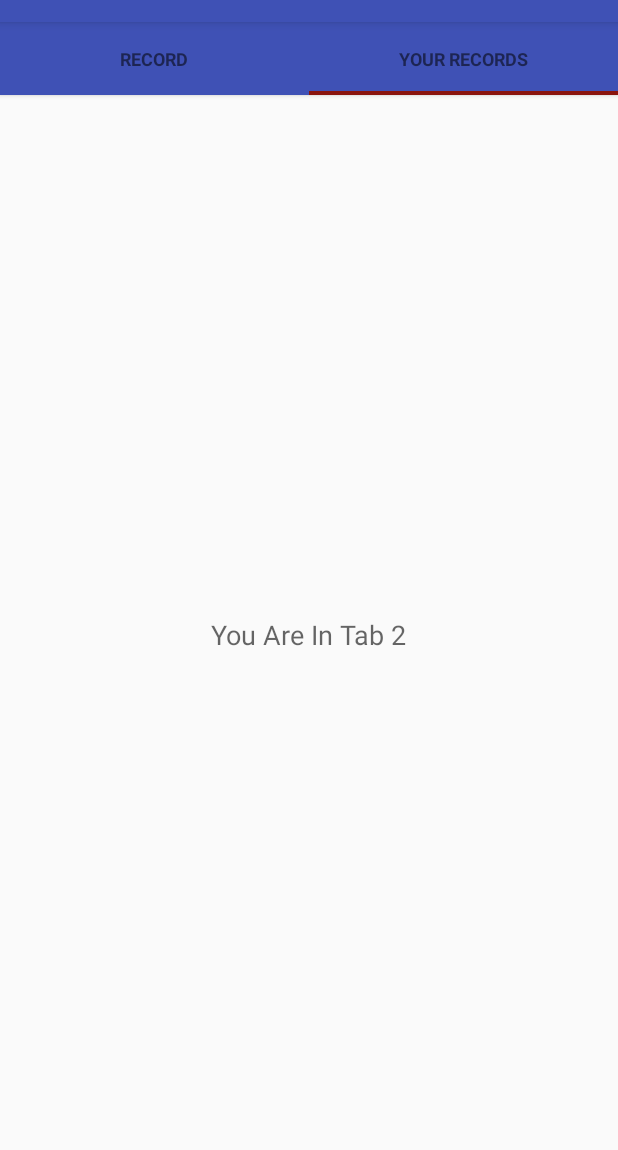
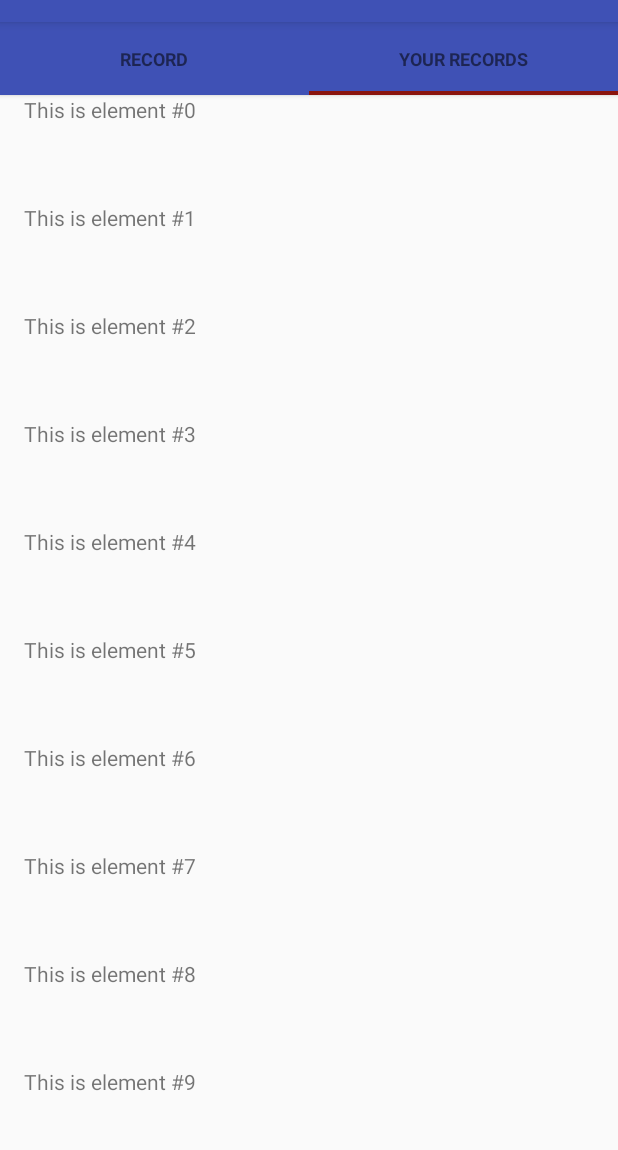
Before and after one commit to aschluenz/volalizer_app, an Android app: the screen it shows after launch (MainActivity), after a tap on "YOUR RECORDS", on a phone screen of 412 x 824 dp, the part 62-1212 px from its top. Run offline under Robolectric (Android 15) with nearby library versions, the phone set to English and light mode, and no system bars.

Commit message:
added basic list functionality without data

```diff
--- a/app/src/main/AndroidManifest.xml
+++ b/app/src/main/AndroidManifest.xml
@@ -9,7 +9,7 @@
 
     <application
         android:allowBackup="true"
-        android:icon="@mipmap/ic_launcher"
+        android:icon="@mipmap/vol_logo"
         android:label="@string/app_name"
         android:supportsRtl="true"
         android:theme="@style/AppTheme">
--- a/app/src/main/java/volalizer/volalizer/fragments/RecordFragment.java
+++ b/app/src/main/java/volalizer/volalizer/fragments/RecordFragment.java
@@ -8,12 +8,15 @@ import android.os.Bundle;
 import android.os.Environment;
 import android.support.annotation.Nullable;
 import android.support.v4.app.Fragment;
+import android.support.v7.widget.SwitchCompat;
 import android.util.Log;
 import android.view.LayoutInflater;
 import android.view.View;
 import android.view.ViewGroup;
 import android.widget.Button;
+import android.widget.ImageButton;
 import android.widget.LinearLayout;
+import android.widget.Toast;
 
 import java.io.IOException;
 
@@ -22,13 +25,18 @@ import volalizer.volalizer.R;
 /**
  * Created by andyschlunz on 11.06.16.
  */
-public class RecordFragment extends Fragment {
+public class RecordFragment extends Fragment implements View.OnClickListener {
 
     private static String m_fileName = null;
+
+    private SwitchCompat indoorSwitch;
+
     private RecordButton mRecordbutton = null;
     private MediaRecorder mMediaRecorder = null;
     private PlayButton mPlayButton = null;
     private MediaPlayer mMediaPlayer = null;
+
+    private ImageButton recBtn;
 
 
     @Override
@@ -42,6 +50,12 @@ public class RecordFragment extends Fragment {
         ll.addView(mPlayButton, new LinearLayout.LayoutParams(ViewGroup.LayoutParams.WRAP_CONTENT,ViewGroup.LayoutParams.WRAP_CONTENT,0));
         getActivity().setContentView(ll);
         */
+
+        recBtn = (ImageButton) v.findViewById(R.id.btn_play);
+        recBtn.setOnClickListener(this);
+
+        indoorSwitch = (SwitchCompat) v.findViewById(R.id.switch_indoor);
+        //indoorSwitch.setOnClickListener(this);
         return v;
     }
 
@@ -103,6 +117,12 @@ public class RecordFragment extends Fragment {
         mMediaRecorder.start();
     }
 
+    @Override
+    public void onClick(View v) {
+        Toast.makeText(this.getActivity(),
+                "Eh Basti!", Toast.LENGTH_LONG).show();
+    }
+
     class RecordButton extends Button {
 
         public boolean mStartRecording = true;
--- a/app/src/main/java/volalizer/volalizer/fragments/RecordedListFragment.java
+++ b/app/src/main/java/volalizer/volalizer/fragments/RecordedListFragment.java
@@ -3,21 +3,75 @@ package volalizer.volalizer.fragments;
 import android.os.Bundle;
 import android.support.annotation.Nullable;
 import android.support.v4.app.Fragment;
+import android.support.v7.widget.LinearLayoutManager;
+import android.support.v7.widget.RecyclerView;
 import android.view.LayoutInflater;
 import android.view.View;
 import android.view.ViewGroup;
 
 import volalizer.volalizer.R;
+import volalizer.volalizer.managers.ListAdapter;
 
 /**
  * Created by andyschlunz on 11.06.16.
  */
 public class RecordedListFragment extends Fragment {
 
+    private static final String KEY_LAYOUT_MANAGER = "layoutManager";
+
+    protected RecyclerView mRecyclerView;
+
+    protected RecyclerView.LayoutManager mLayoutManager;
+
+    protected ListAdapter mAdapter;
+
+    protected String[] mDataset;
+    private static final int DATASET_COUNT = 60;
+
+    @Override
+    public void onCreate(@Nullable Bundle savedInstanceState) {
+        super.onCreate(savedInstanceState);
+
+        initDataset();
+    }
+
     @Override
     public View onCreateView(LayoutInflater inflater, @Nullable ViewGroup container, @Nullable Bundle savedInstanceState) {
-        View v =inflater.inflate(R.layout.tab_recordedlist,container,false);
-        return v;
+        View rootView = inflater.inflate(R.layout.tab_recordedlist, container, false);
+
+        mRecyclerView = (RecyclerView) rootView.findViewById(R.id.recyclerView);
+
+        mLayoutManager = new LinearLayoutManager(getActivity());
+
+
+
+        int scrollPosition = 0;
+
+        if (mRecyclerView.getLayoutManager() != null) {
+            scrollPosition = ((LinearLayoutManager) mRecyclerView.getLayoutManager())
+                    .findFirstCompletelyVisibleItemPosition();
+        }
+
+        mLayoutManager = new LinearLayoutManager(getActivity());
+       // mCurrentLayoutManagerType = LayoutManagerType.LINEAR_LAYOUT_MANAGER;
+        mRecyclerView.setLayoutManager(mLayoutManager);
+        mRecyclerView.scrollToPosition(scrollPosition);
+
+
+        mAdapter = new ListAdapter(mDataset);
+        // Set CustomAdapter as the adapter for RecyclerView.
+        mRecyclerView.setAdapter(mAdapter);
+
+
+
+        return rootView;
     }
 
+    private void initDataset() {
+        mDataset = new String[DATASET_COUNT];
+        for (int i = 0; i < DATASET_COUNT; i++) {
+            mDataset[i] = "This is element #" + i;
+        }
+
+    }
 }
--- /dev/null
+++ b/app/src/main/java/volalizer/volalizer/managers/ListAdapter.java
@@ -0,0 +1,66 @@
+package volalizer.volalizer.managers;
+
+import android.support.v7.widget.RecyclerView;
+import android.util.Log;
+import android.view.LayoutInflater;
+import android.view.View;
+import android.view.ViewGroup;
+import android.widget.TextView;
+
+import volalizer.volalizer.R;
+
+/**
+ * Created by andyschlunz on 19.06.16.
+ */
+public class ListAdapter extends RecyclerView.Adapter<ListAdapter.ViewHolder> {
+
+    private static final String TAG = "ListAdapter";
+
+    private String[] mDataSet;
+
+    @Override
+    public ViewHolder onCreateViewHolder(ViewGroup parent, int viewType) {
+        View view = LayoutInflater.from(parent.getContext()).inflate(R.layout.record_list_item, parent,false);
+
+        return new ViewHolder(view);
+
+    }
+
+    @Override
+    public void onBindViewHolder(ViewHolder holder, int position) {
+        Log.d(TAG, "Element " + position + " set.");
+        holder.getTextView().setText(mDataSet[position]);
+    }
+
+    @Override
+    public int getItemCount() {
+        return mDataSet.length;
+    }
+
+
+    public static class ViewHolder extends RecyclerView.ViewHolder{
+        private final TextView textView;
+
+
+        public ViewHolder(View itemView) {
+            super(itemView);
+
+            itemView.setOnClickListener(new View.OnClickListener(){
+
+                @Override
+                public void onClick(View v) {
+                    Log.d(TAG, "Element " + getAdapterPosition() + " clicked.");
+
+                }
+            });
+            textView = (TextView) itemView.findViewById(R.id.textView);
+        }
+        public TextView getTextView() {
+            return textView;
+        }
+    }
+
+    public ListAdapter(String[] dataSet) {
+        mDataSet = dataSet;
+    }
+}
--- a/app/src/main/res/drawable/launchscreen.xml
+++ b/app/src/main/res/drawable/launchscreen.xml
@@ -2,11 +2,10 @@
 <layer-list xmlns:android="http://schemas.android.com/apk/res/android">
     <item
         android:drawable="@color/colorPrimaryDark"/>
-
     <item>
         <bitmap
             android:gravity="center"
-            android:src="@mipmap/ic_launcher"/>
+            android:src="@mipmap/vol_logo"/>
     </item>
 
 </layer-list>
--- /dev/null
+++ b/app/src/main/res/layout/record_list_item.xml
@@ -0,0 +1,15 @@
+<?xml version="1.0" encoding="utf-8"?>
+<FrameLayout xmlns:android="http://schemas.android.com/apk/res/android"
+    android:layout_width="match_parent"
+    android:layout_height="@dimen/list_item_height"
+    android:layout_marginLeft="@dimen/margin_medium"
+    android:layout_marginRight="@dimen/margin_medium"
+    android:gravity="center_vertical">>
+
+
+    <TextView
+        android:id="@+id/textView"
+        android:layout_width="wrap_content"
+        android:layout_height="wrap_content"
+        android:text="test"/>
+</FrameLayout>
--- a/app/src/main/res/layout/tab_record.xml
+++ b/app/src/main/res/layout/tab_record.xml
@@ -8,7 +8,12 @@
         android:layout_width="wrap_content"
         android:layout_height="wrap_content"
         android:layout_centerVertical="true"
-        android:layout_centerHorizontal="true"/>
+        android:scaleType="fitCenter"
+        android:padding="150px"
+        android:layout_centerHorizontal="true"
+        android:src="@drawable/record_button"
+        android:background="?android:attr/selectableItemBackground"
+        />
 
     <RelativeLayout
         android:id="@+id/switchLayout"
--- a/app/src/main/res/layout/tab_recordedlist.xml
+++ b/app/src/main/res/layout/tab_recordedlist.xml
@@ -1,15 +1,10 @@
-<RelativeLayout xmlns:android="http://schemas.android.com/apk/res/android"
+<LinearLayout xmlns:android="http://schemas.android.com/apk/res/android"
     android:layout_width="match_parent"
-    android:layout_height="match_parent">
+    android:layout_height="match_parent"
+    android:orientation="vertical">
 
-
-    <TextView
-        android:layout_width="wrap_content"
-        android:layout_height="wrap_content"
-        android:textAppearance="?android:attr/textAppearanceMedium"
-        android:text="You Are In Tab 2"
-        android:id="@+id/textView"
-        android:layout_centerVertical="true"
-        android:layout_centerHorizontal="true" />
-
-</RelativeLayout>
+    <android.support.v7.widget.RecyclerView
+        android:id="@+id/recyclerView"
+        android:layout_width="match_parent"
+        android:layout_height="match_parent"/>
+</LinearLayout>
--- a/app/src/main/res/values/dimens.xml
+++ b/app/src/main/res/values/dimens.xml
@@ -3,4 +3,8 @@
     <dimen name="activity_horizontal_margin">16dp</dimen>
     <dimen name="activity_vertical_margin">16dp</dimen>
     <dimen name="text_margin">16dp</dimen>
+
+
+    <dimen name="margin_medium">16dp</dimen>
+    <dimen name="list_item_height">72dp</dimen>
 </resources>
```
